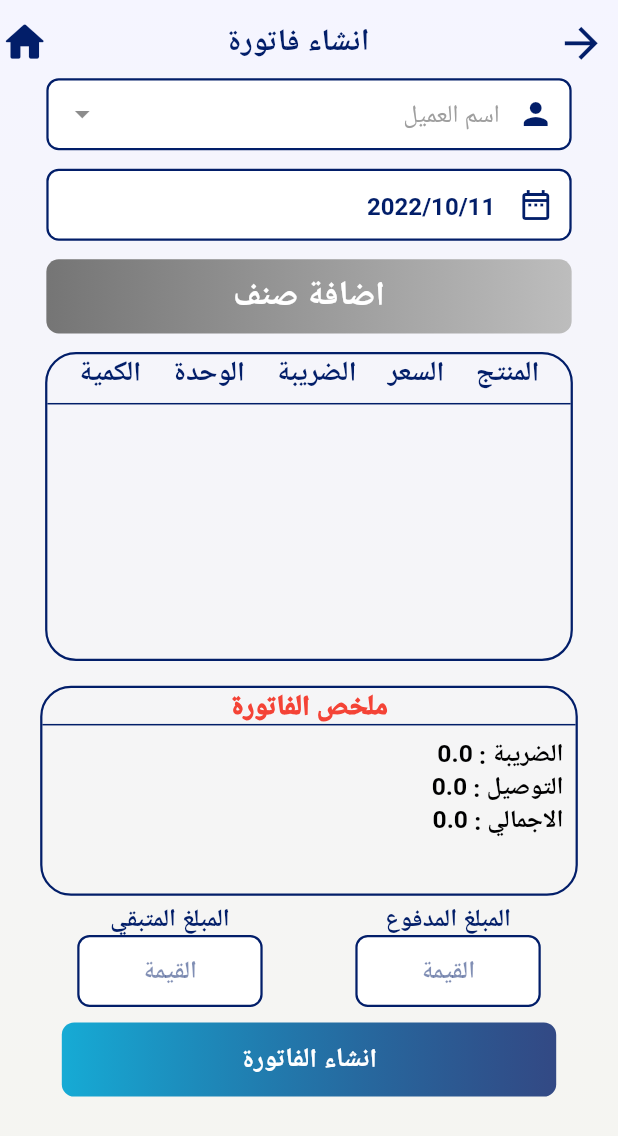
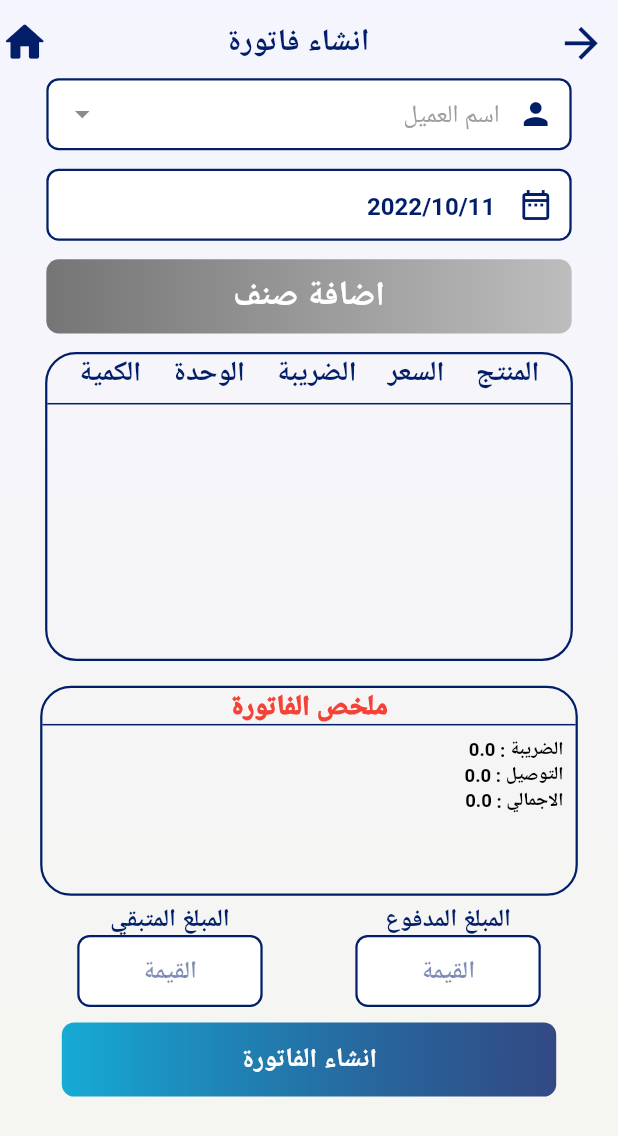
Before and after one commit to ahmednabil0/sales-app, a Flutter app: the CreateInvoice screen opened directly, on a phone screen of 412 x 824 dp. Shown: the top 1136 px of the screen. Run offline on Flutter 3.47's test engine with Material 2 defaults, Android fonts, the phone set to English and light mode, and no system bars; drawn by our look-alikes of dropdown_search; our stand-ins replace cloud_firestore, firebase_auth, firebase_core, flutter_svg, get, jiffy and 2 more; accounts and stored records are empty.

Commit message:
ahmedubdate3

```diff
--- a/lib/veiw/components/invoice_component/summery_invoice.dart
+++ b/lib/veiw/components/invoice_component/summery_invoice.dart
@@ -45,13 +45,13 @@ GetBuilder<InvoiceVeiwModel> buildSummeryinvoice() {
                   children: [
                     AppText(
                       txt: '${'33'.tr} : ',
-                      size: Get.width * 0.04,
+                      size: Get.width * 0.03,
                       fw: FontWeight.bold,
                       color: AppColors.fontColor,
                     ),
                     AppText(
                       txt: controller.vatCont.text,
-                      size: Get.width * 0.04,
+                      size: Get.width * 0.03,
                       fw: FontWeight.bold,
                       color: AppColors.fontColor,
                     ),
@@ -62,13 +62,13 @@ GetBuilder<InvoiceVeiwModel> buildSummeryinvoice() {
                   children: [
                     AppText(
                       txt: '${'35'.tr} : ',
-                      size: Get.width * 0.04,
+                      size: Get.width * 0.03,
                       fw: FontWeight.bold,
                       color: AppColors.fontColor,
                     ),
                     AppText(
                       txt: controller.deliveryCont.text,
-                      size: Get.width * 0.04,
+                      size: Get.width * 0.03,
                       fw: FontWeight.bold,
                       color: AppColors.fontColor,
                     ),
@@ -79,13 +79,13 @@ GetBuilder<InvoiceVeiwModel> buildSummeryinvoice() {
                   children: [
                     AppText(
                       txt: '${'34'.tr} : ',
-                      size: Get.width * 0.04,
+                      size: Get.width * 0.03,
                       fw: FontWeight.bold,
                       color: AppColors.fontColor,
                     ),
                     AppText(
                       txt: controller.total.toString(),
-                      size: Get.width * 0.04,
+                      size: Get.width * 0.03,
                       fw: FontWeight.bold,
                       color: AppColors.fontColor,
                     ),
--- a/lib/veiw/sceans/home/home_veiw.dart
+++ b/lib/veiw/sceans/home/home_veiw.dart
@@ -69,8 +69,8 @@ class HomeVeiw extends StatelessWidget {
                                   BoxShadow(
                                       blurRadius: 5,
                                       color:
-                                          AppColors.fontColor.withOpacity(0.5),
-                                      offset: const Offset(5, 5))
+                                          AppColors.fontColor.withOpacity(0.3),
+                                      offset: const Offset(3, 3))
                                 ]),
                             child: Column(
                               mainAxisAlignment: MainAxisAlignment.center,
--- a/lib/veiw/sceans/home/rent_invoices/rent_invoice_veiw.dart
+++ b/lib/veiw/sceans/home/rent_invoices/rent_invoice_veiw.dart
@@ -14,6 +14,7 @@ import 'add_invoice.dart';
 
 class RentInvoiceVeiw extends GetWidget<RentInvoiceViewModel> {
   RentInvoiceVeiw({super.key});
+
   @override
   final controller = Get.put(RentInvoiceViewModel());
   final GlobalKey<FormState> _key = GlobalKey<FormState>();
--- a/lib/veiw_model/localization/local.dart
+++ b/lib/veiw_model/localization/local.dart
@@ -109,8 +109,8 @@ class MyLocal implements Translations {
           "1": "sign in",
           "2": "user name",
           "3": "password",
-          "4": "change langueges",
-          "5": "this feild is required",
+          "4": "change languages",
+          "5": "this field is required",
           "6": "اللغة العربية",
           "7": "english",
           "8": "cancel",
@@ -128,19 +128,19 @@ class MyLocal implements Translations {
           "20": "customer name",
           "21": "add product",
           "22": "select items",
-          "23": "quntity",
+          "23": "quantity",
           "24": "item",
           "25": "price",
           "26": "vat",
           "27": "unit",
           "28": "confirm operation",
-          "29": "add delveiry value ",
+          "29": "add delivery value ",
           "30": "value",
           "31": "add vat value",
           "32": "invoice summery",
           "33": "vat .......",
           "34": "total .....",
-          "35": "delevery",
+          "35": "delivery",
           "36": "add",
           "37": "create invoice",
           "38": "care , choose any items ",
@@ -174,9 +174,9 @@ class MyLocal implements Translations {
           "66": "return id",
           "67": "rent date",
           "68": "total payed",
-          "69": "bransh name",
-          "70": "from bransh :",
-          "71": "to bransh :",
+          "69": "branch name",
+          "70": "from branch :",
+          "71": "to branch :",
           "72": "confirm receive",
           "73": "is delivering ....",
           "74": "delivering date :",
--- a/lib/veiw_model/rent_invoices/rent_invoice_veiw_model.dart
+++ b/lib/veiw_model/rent_invoices/rent_invoice_veiw_model.dart
@@ -15,12 +15,14 @@ class RentInvoiceViewModel extends GetxController {
   final TextEditingController rentCont = TextEditingController();
   final TextEditingController willPayCont = TextEditingController();
   CollectionReference rentRef = FirebaseFirestore.instance.collection('rents');
+
   //=========================================\\
   MyDataBase db = MyDataBase();
   List<CustomerModel> mylist = [];
   List<String> afterList = [];
   CollectionReference customersRef =
       FirebaseFirestore.instance.collection('customers');
+
   Future<void> getCustomersDate() async {
     List myList = await db.getAllCustomers();
 
@@ -54,10 +56,12 @@ class RentInvoiceViewModel extends GetxController {
   }
 
   String? intailData;
+
   oncganged(String? val) {
     intailData = val.toString();
     update();
   }
+
   //end
 
   //=========================================\\
@@ -121,6 +125,7 @@ class RentInvoiceViewModel extends GetxController {
   CollectionReference invoicesRef =
       FirebaseFirestore.instance.collection('invoices');
   List<FirebaseInvoiceModel> invoiceList = [];
+
   Future<void> getData(String date, String name) async {
     await invoicesRef
         .where('salesId', isEqualTo: sharedpref!.getString('id'))
@@ -144,6 +149,7 @@ class RentInvoiceViewModel extends GetxController {
   }
 
   List<FirebaseInvoiceModel> confirmInvoiceList = [];
+
   void addToList(FirebaseInvoiceModel model) {
     confirmInvoiceList.clear();
     confirmInvoiceList.add(model);
```
